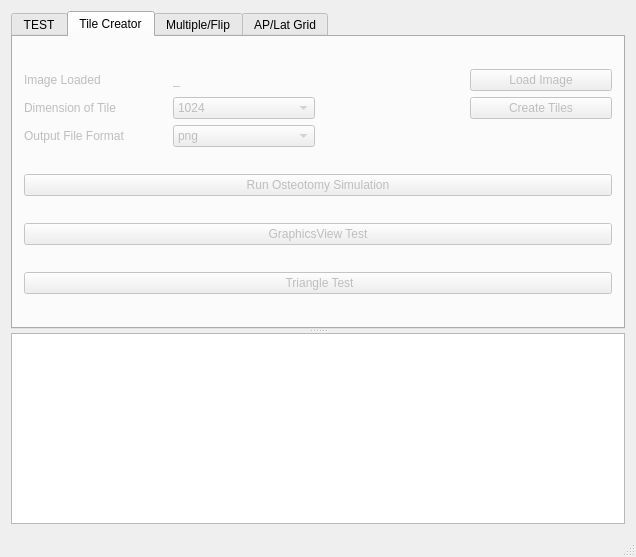
The window that qt-demo/image-gl/mainwindow.ui (gitter-badger/image-gl) describes before a commit, drawn with Qt 5.
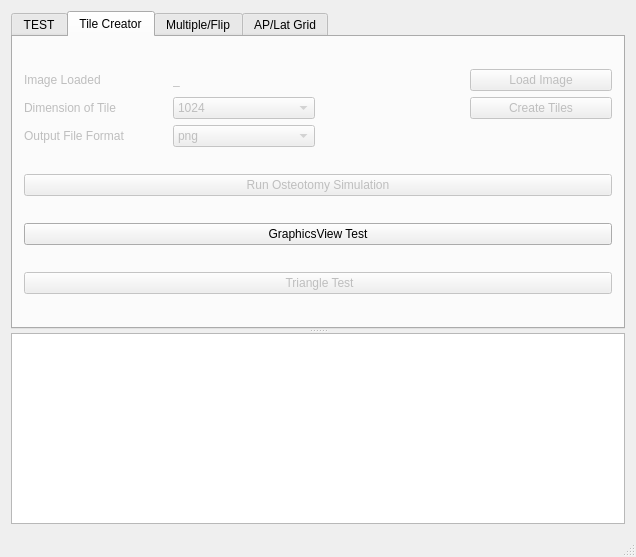
The same window after the commit. The open tabs and pages were chosen to show the change.

The edit to the form file:
```diff
--- a/qt-demo/image-gl/mainwindow.ui
+++ b/qt-demo/image-gl/mainwindow.ui
@@ -232,7 +232,7 @@
          <item>
           <widget class="QPushButton" name="pushButtonGraphicsView">
            <property name="enabled">
-            <bool>false</bool>
+            <bool>true</bool>
            </property>
            <property name="text">
             <string>GraphicsView Test</string>
```
Left out of the diff: 2 changed lines with no effect on the pictures.
